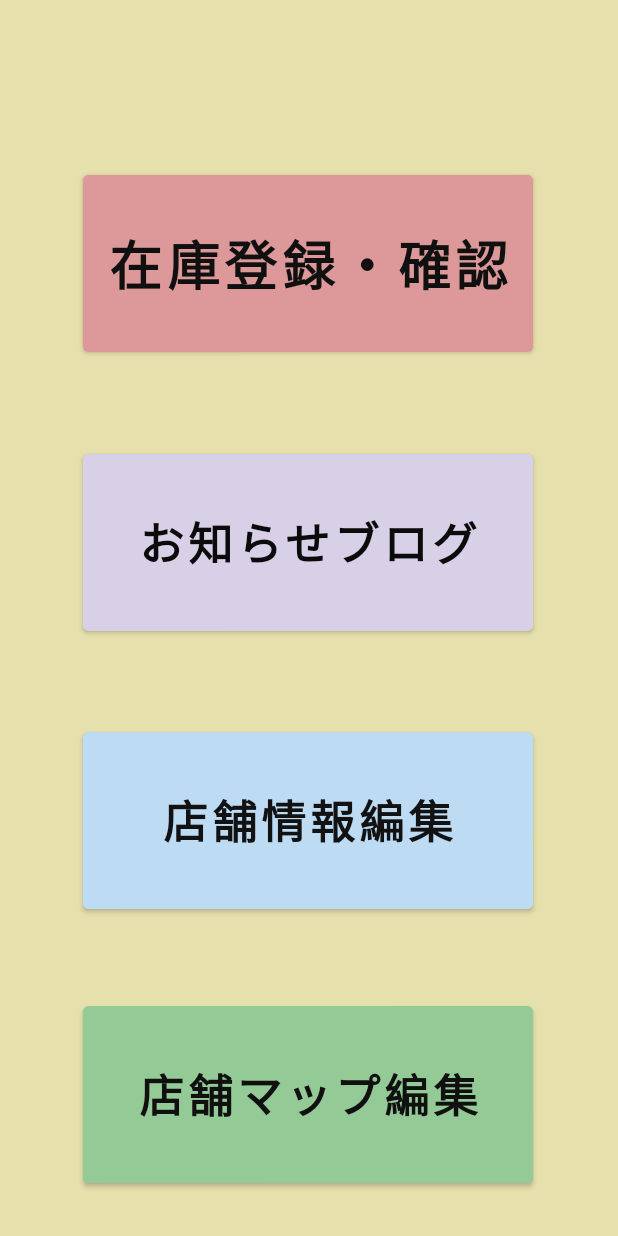
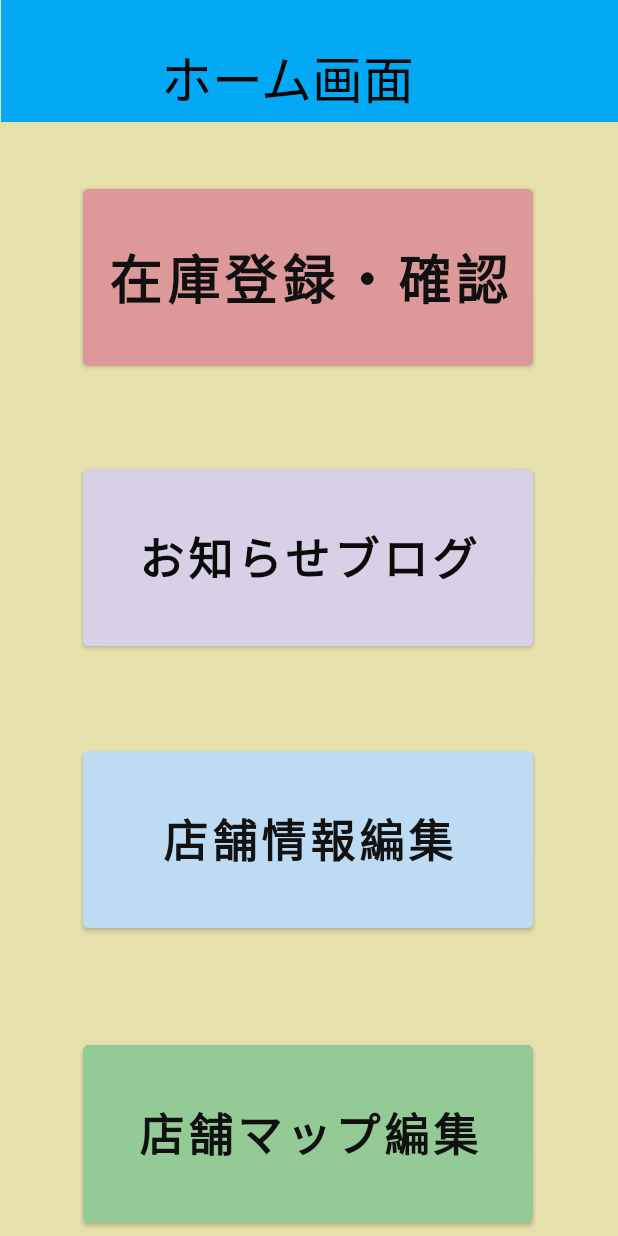
Before and after one commit to x19g025/thebook, an Android app: the screen it shows after launch (THomeActivity), on a phone screen of 412 x 824 dp. Run offline under Robolectric (Android 15) with nearby library versions, the phone set to English and light mode, and no system bars.

Commit message:
2021/12/13

```diff
--- a/app/src/main/res/layout/activity_thome.xml
+++ b/app/src/main/res/layout/activity_thome.xml
@@ -6,6 +6,33 @@
     android:layout_height="match_parent"
     android:background="#E6E0AD"
     tools:context=".THomeActivity">
+
+    <androidx.appcompat.widget.Toolbar
+        android:id="@+id/toolbar"
+        android:layout_width="411dp"
+        android:layout_height="81dp"
+        android:background="#03A9F4"
+        android:backgroundTint="#03A9F4"
+        android:minHeight="?attr/actionBarSize"
+        android:theme="?attr/actionBarTheme"
+        app:layout_constraintBottom_toBottomOf="parent"
+        app:layout_constraintEnd_toEndOf="parent"
+        app:layout_constraintStart_toStartOf="parent"
+        app:layout_constraintTop_toTopOf="parent"
+        app:layout_constraintVertical_bias="0.0" />
+
+    <TextView
+        android:id="@+id/textView5"
+        android:layout_width="198dp"
+        android:layout_height="46dp"
+        android:layout_marginTop="16dp"
+        android:text="ホーム画面"
+        android:textColor="#050505"
+        android:textSize="34sp"
+        app:layout_constraintBottom_toBottomOf="@+id/toolbar"
+        app:layout_constraintEnd_toEndOf="parent"
+        app:layout_constraintStart_toStartOf="parent"
+        app:layout_constraintTop_toTopOf="parent" />
 
     <Button
         android:id="@+id/StockChoice_button"
@@ -21,7 +48,7 @@
         app:layout_constraintHorizontal_bias="0.495"
         app:layout_constraintStart_toStartOf="parent"
         app:layout_constraintTop_toTopOf="parent"
-        app:layout_constraintVertical_bias="0.159" />
+        app:layout_constraintVertical_bias="0.173" />
 
     <Button
         android:id="@+id/TShopInfoEdit_button"
@@ -37,7 +64,7 @@
         app:layout_constraintHorizontal_bias="0.495"
         app:layout_constraintStart_toStartOf="parent"
         app:layout_constraintTop_toTopOf="parent"
-        app:layout_constraintVertical_bias="0.695" />
+        app:layout_constraintVertical_bias="0.713" />
 
     <Button
         android:id="@+id/TMap_button"
@@ -53,7 +80,7 @@
         app:layout_constraintHorizontal_bias="0.495"
         app:layout_constraintStart_toStartOf="parent"
         app:layout_constraintTop_toTopOf="parent"
-        app:layout_constraintVertical_bias="0.958" />
+        app:layout_constraintVertical_bias="0.995" />
 
     <Button
         android:id="@+id/TBlog_button"
@@ -69,6 +96,6 @@
         app:layout_constraintHorizontal_bias="0.495"
         app:layout_constraintStart_toStartOf="parent"
         app:layout_constraintTop_toTopOf="parent"
-        app:layout_constraintVertical_bias="0.427" />
+        app:layout_constraintVertical_bias="0.442" />
 
 </androidx.constraintlayout.widget.ConstraintLayout>
--- a/app/src/main/res/layout/activity_tstock_choice.xml
+++ b/app/src/main/res/layout/activity_tstock_choice.xml
@@ -51,8 +51,8 @@
 
     <TextView
         android:id="@+id/textView8"
-        android:layout_width="172dp"
-        android:layout_height="52dp"
+        android:layout_width="230dp"
+        android:layout_height="51dp"
         android:layout_marginTop="16dp"
         android:text="登録確認画面"
         android:textColor="#050505"
```
Also changed, not shown: app/src/main/res/layout/activity_tmap_create.xml (+18 -19 lines).
